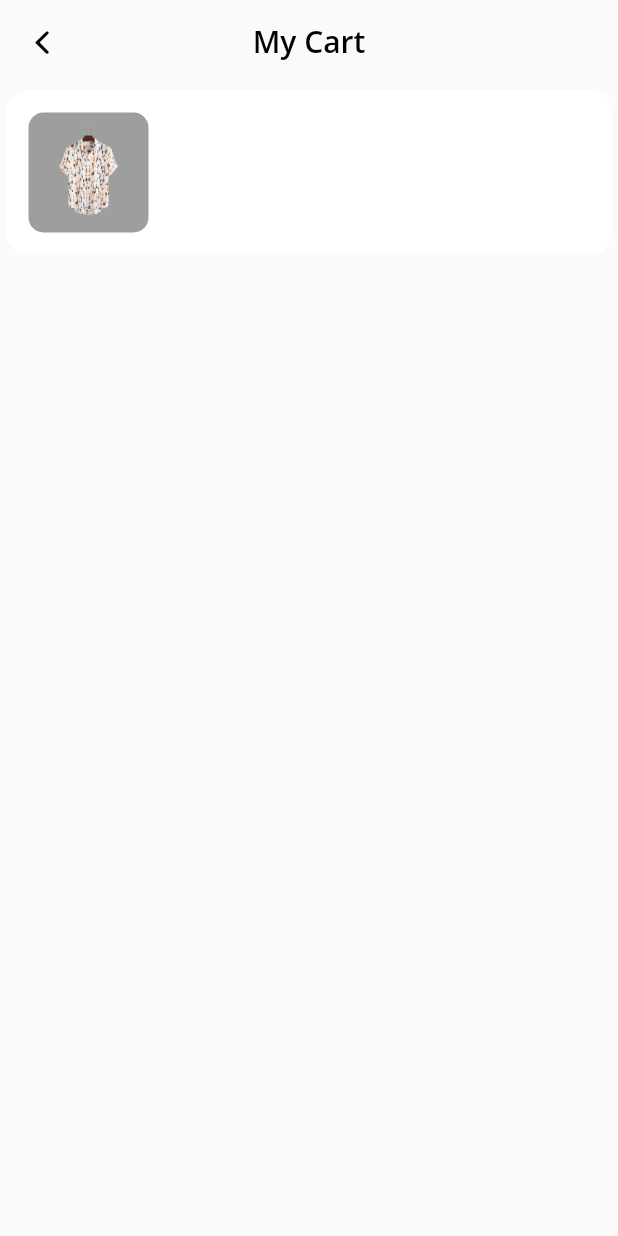
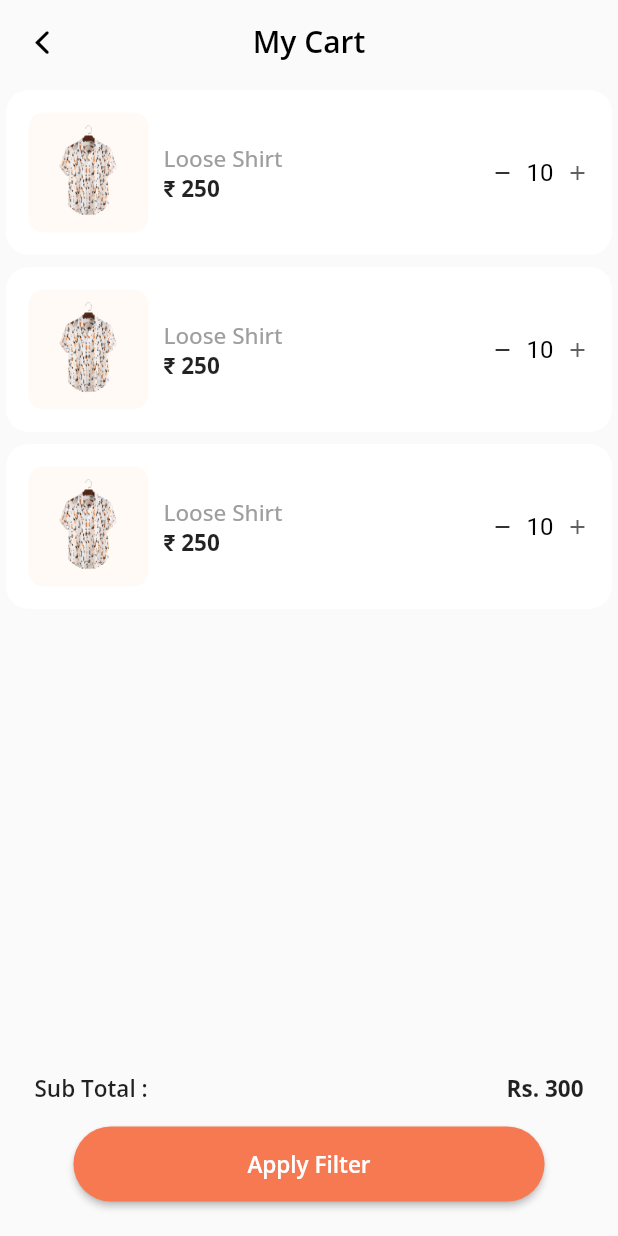
Before and after one commit to shubyaa/e_commerce_app, a Flutter app: the MyCart screen opened directly, on a phone screen of 412 x 824 dp. Run offline on Flutter 3.47's test engine with Material 2 defaults, Android fonts, the phone set to English and light mode, and no system bars; our stand-ins replace google_fonts, permission_handler, persistent_bottom_nav_bar, syncfusion_flutter_sliders, toggle_switch; project files that could hold a hidden picture were left out.

Commit message:
added MyCart Screen UI

```diff
--- a/lib/MyCart.dart
+++ b/lib/MyCart.dart
@@ -1,8 +1,10 @@
+import 'package:e_commerce_app/components/widgets.dart';
 import 'package:e_commerce_app/theme/colors.dart';
 import 'package:e_commerce_app/theme/styles.dart';
 import 'package:flutter/cupertino.dart';
 import 'package:flutter/material.dart';
 import 'package:google_fonts/google_fonts.dart';
+import 'package:e_commerce_app/screens/Increment.dart';
 
 class MyCart extends StatefulWidget {
   const MyCart({super.key});
@@ -35,41 +37,67 @@ class _MyCartState extends State<MyCart> {
           backgroundColor: Colors.transparent,
           elevation: 0.0,
         ),
-        body: SingleChildScrollView(
+        body: Column(
+          mainAxisAlignment: MainAxisAlignment.spaceBetween,
+          children: [
+            SingleChildScrollView(
               scrollDirection: Axis.vertical,
               child: Column(
                 children: [
-              Card(
-                elevation: 0.0,
-                shape: RoundedRectangleBorder(
-                  borderRadius: BorderRadius.circular(15),
-                ),
-                child: Padding(
-                  padding: const EdgeInsets.all(15.0),
-                  child: Row(
-                    children: [
-                      Container(
-                        width: 80,
-                        height: 80,
-                        decoration: BoxDecoration(
-                          borderRadius: BorderRadius.circular(10.0),
-                          color: primaryGrey,
-                        ),
-                        padding: EdgeInsets.all(8.0),
-                        child: Image.asset(
-                          "assets/res/image.png",
-                          fit: BoxFit.contain,
+                  productListCard(),
+                  productListCard(),
+                  productListCard(),
+                ],
               ),
             ),
-                      Column()
+            Padding(
+              padding: const EdgeInsets.symmetric(horizontal: 8.0),
+              child: Column(
+                children: [
+                  Padding(
+                    padding: const EdgeInsets.symmetric(
+                      horizontal: 15.0,
+                      vertical: 8.0,
+                    ),
+                    child: Row(
+                      mainAxisAlignment: MainAxisAlignment.spaceBetween,
+                      children: [
+                        Text(
+                          "Sub Total : ",
+                          style: subTotalText,
+                        ),
+                        Text(
+                          "Rs. 300",
+                          style: productPrice,
+                        ),
                       ],
                     ),
+                  ),
+                  Padding(
+                    padding: const EdgeInsets.all(8.0),
+                    child: Center(
+                      child: ElevatedButton(
+                        style: redButtonStyle,
+                        onPressed: () {},
+                        child: Container(
+                          padding: EdgeInsets.symmetric(
+                            horizontal: 100,
+                            vertical: 15.0,
+                          ),
+                          child: Text("Apply Filter", style: redButtonText),
+                        ),
+                      ),
+                    ),
+                  ),
+                  SizedBox(
+                    height: 15.0,
+                  ),
+                ],
               ),
             )
           ],
         ),
       ),
-      ),
     );
   }
 }
--- a/lib/components/widgets.dart
+++ b/lib/components/widgets.dart
@@ -1,6 +1,7 @@
 import 'package:e_commerce_app/MyCart.dart';
 import 'package:e_commerce_app/theme/colors.dart';
 import 'package:e_commerce_app/theme/styles.dart';
+import 'package:e_commerce_app/screens/Increment.dart';
 import 'package:flutter/material.dart';
 import 'package:google_fonts/google_fonts.dart';
 
@@ -109,3 +110,56 @@ Widget ProductCardWidget(
     ),
   );
 }
+
+Widget productListCard() {
+  return Card(
+    elevation: 0.0,
+    shape: RoundedRectangleBorder(
+      borderRadius: BorderRadius.circular(15),
+    ),
+    child: Padding(
+      padding: const EdgeInsets.all(15.0),
+      child: Row(
+        mainAxisAlignment: MainAxisAlignment.spaceBetween,
+        children: [
+          Row(
+            children: [
+              Container(
+                margin: EdgeInsets.only(
+                  right: 10,
+                ),
+                width: 80,
+                height: 80,
+                decoration: BoxDecoration(
+                  borderRadius: BorderRadius.circular(10.0),
+                  color: productBackgroundColor,
+                ),
+                padding: EdgeInsets.all(8.0),
+                child: Image.asset(
+                  "assets/res/image.png",
+                  fit: BoxFit.contain,
+                ),
+              ),
+              Column(
+                crossAxisAlignment: CrossAxisAlignment.start,
+                children: [
+                  Text(
+                    "Loose Shirt",
+                    style: greyTextProuct,
+                  ),
+                  Text(
+                    "₹ 250",
+                    style: productPrice,
+                  ),
+                ],
+              ),
+            ],
+          ),
+          Increment(
+            count: 10,
+          ),
+        ],
+      ),
+    ),
+  );
+}
--- /dev/null
+++ b/lib/screens/Increment.dart
@@ -0,0 +1,59 @@
+import 'package:flutter/material.dart';
+import 'package:flutter/material.dart';
+
+class Increment extends StatefulWidget {
+  final int count;
+  const Increment({super.key, required this.count});
+
+  @override
+  State<Increment> createState() => _IncrementState();
+}
+
+class _IncrementState extends State<Increment> {
+  int count1 = 1;
+  @override
+  void initState() {
+    count1 = widget.count;
+  }
+
+  @override
+  Widget build(BuildContext context) {
+    return Row(
+      children: [
+        InkWell(
+          onTap: () {
+            setState(() {
+              count1 = count1 - 1;
+            });
+          },
+          child: const Icon(
+            Icons.remove,
+            size: 16,
+          ),
+        ),
+        Padding(
+          padding: const EdgeInsets.all(8.0),
+          child: Text(
+            count1.toString(),
+            style: TextStyle(
+              color: Colors.black,
+              fontSize: 16,
+            ),
+          ),
+        ),
+        InkWell(
+          onTap: () {
+            setState(() {
+              count1 = count1 + 1;
+            });
+          },
+          child: const Icon(
+            Icons.add,
+            color: Color.fromRGBO(94, 94, 94, 1),
+            size: 16,
+          ),
+        ),
+      ],
+    );
+  }
+}
--- a/lib/screens/nav_screens/home.dart
+++ b/lib/screens/nav_screens/home.dart
@@ -336,7 +336,7 @@ class _HomeScreenState extends State<HomeScreen> {
                         ),
                         SizedBox(
                           height: 15.0,
-                        )
+                        ),
                       ],
                     ),
                   );
--- a/lib/theme/styles.dart
+++ b/lib/theme/styles.dart
@@ -39,6 +39,10 @@ var capsuleTabFilledStyle = ButtonStyle(
 );
 
 // Colors and regarding product item card
+TextStyle subTotalText = GoogleFonts.openSans(
+  fontSize: 15,
+  fontWeight: FontWeight.w600,
+);
 
 TextStyle productName = GoogleFonts.openSans(
   fontSize: 15,
@@ -85,6 +89,12 @@ TextStyle redButtonText = GoogleFonts.openSans(
   fontWeight: FontWeight.w600,
 );
 
+TextStyle greyTextProuct = GoogleFonts.openSans(
+  fontSize: 15,
+  fontWeight: FontWeight.w500,
+  color: primaryGrey,
+);
+
 ButtonStyle redButtonStyle = ElevatedButton.styleFrom(
   backgroundColor: primaryColor,
   foregroundColor: Colors.white,
```
Lines whose indentation alone changed are shown as unchanged.
